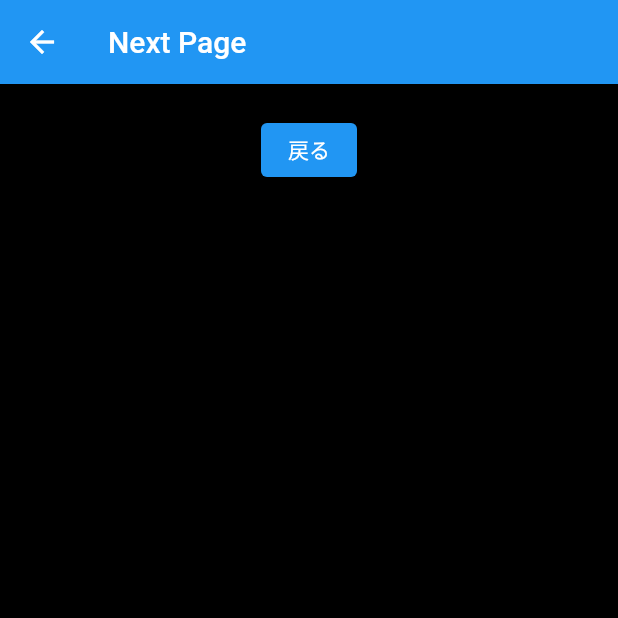
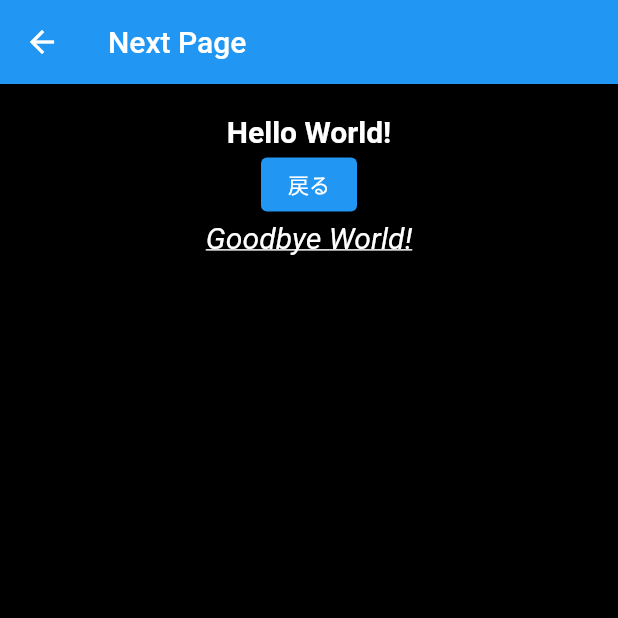
Before and after one commit to tukky-14/flutter_first_app, a Flutter app: the MyHomePage screen opened directly, after a tap on "次へ", on a phone screen of 412 x 824 dp, the top half of it. Run offline on Flutter 3.47's test engine with Material 2 defaults, Android fonts, the phone set to English and light mode, and no system bars; network calls fail.

Commit message:
テキストの装飾を練習

```diff
--- a/lib/main.dart
+++ b/lib/main.dart
@@ -49,7 +49,7 @@ class _MyHomePageState extends State<MyHomePage> {
           padding: const EdgeInsets.all(20.0),
           child: Column(
             children: [
-              Image.network('https://http.cat/305'),
+              Image.network('https://http.cat/408'),
               ElevatedButton(
                 child: const Text('次へ'),
                 onPressed: () async {
--- a/lib/next_page.dart
+++ b/lib/next_page.dart
@@ -16,11 +16,27 @@ class NextPage extends StatelessWidget {
           child: Padding(
             padding: const EdgeInsets.all(20.0),
             child: Column(children: [
+              const Text(
+                'Hello World!',
+                style: TextStyle(
+                    fontSize: 20,
+                    color: Colors.white,
+                    fontWeight: FontWeight.bold),
+              ),
               ElevatedButton(
                   child: Text(name),
                   onPressed: () {
                     Navigator.pop(context, 'おかえりなさい。');
                   }),
+              const Text(
+                'Goodbye World!',
+                style: TextStyle(
+                  fontSize: 20,
+                  color: Colors.white,
+                  fontStyle: FontStyle.italic,
+                  decoration: TextDecoration.underline,
+                ),
+              ),
             ]),
           ),
         ),
```
